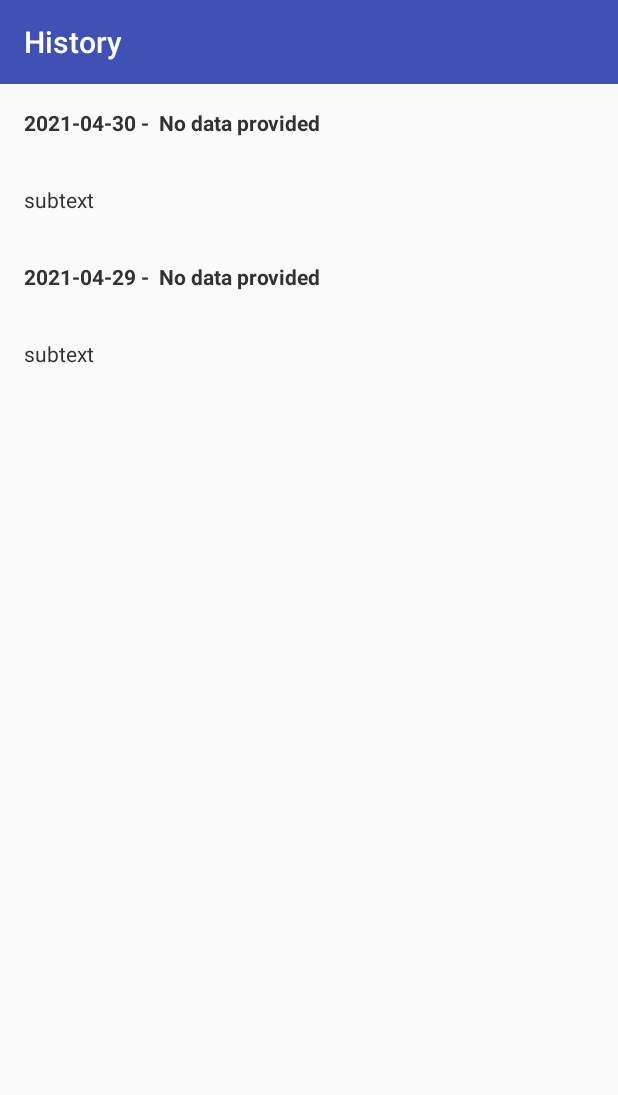
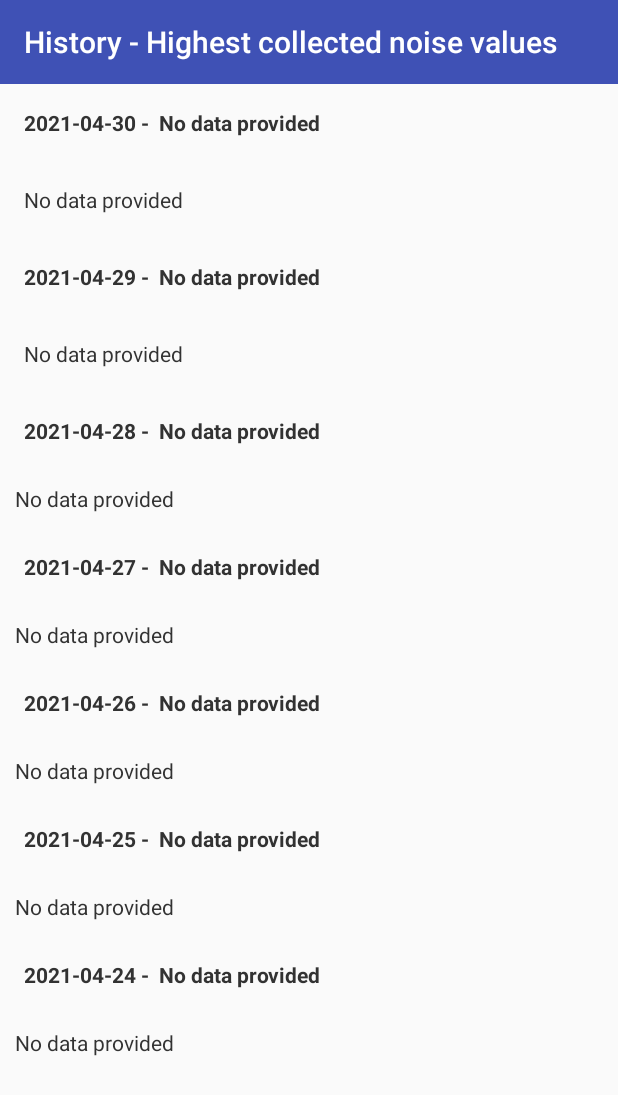
Before and after one commit to shahtaj-qasim/mobi-sound-meter, an Android app: the Results screen opened directly, with no data from a screen before it, on a phone screen of 412 x 824 dp. Shown: the top 1095 px of the screen. Run offline under Robolectric (Android 15) with nearby library versions, the phone set to English and light mode, and no system bars; our stand-ins replace Firebase (no records; nobody signed in at launch, a user with empty details on screens opened directly).

Commit message:
final commit

```diff
--- a/app/src/main/AndroidManifest.xml
+++ b/app/src/main/AndroidManifest.xml
@@ -14,9 +14,8 @@
         android:hardwareAccelerated="false"
         android:supportsRtl="true"
         android:theme="@style/AppTheme">
-        <activity android:name=".List_View"></activity>
         <activity android:name=".Results"
-                  android:label="History"/>
+                  android:label="History - Highest collected noise values"/>
         <activity android:name=".Dialog"></activity>
         <activity android:name=".Splash">
 
--- a/app/src/main/java/com/mobi/soundmeter/Results.java
+++ b/app/src/main/java/com/mobi/soundmeter/Results.java
@@ -15,6 +15,7 @@ import com.google.android.gms.tasks.Task;
 import com.google.firebase.firestore.*;
 import org.apache.commons.lang3.time.DateUtils;
 
+import java.text.DecimalFormat;
 import java.text.SimpleDateFormat;
 import java.util.Date;
 import java.util.Map;
@@ -24,14 +25,17 @@ import static android.content.ContentValues.TAG;
 public class Results extends AppCompatActivity {
     FirebaseFirestore fbStore;
     SimpleDateFormat formatter= new SimpleDateFormat("yyyy-MM-dd");
-    Date date;
-    String formatted;
-    String zipCode;
+    Date date, currentDate;
+    String formatted, currentFormatted;
+    String zipCode, dbDate;
     String city;
     Map<String, Object> msg;
     String heading;
+    double maximum, average, minimum, sum;
+    DecimalFormat df = new DecimalFormat("#.##");
 
-    TextView textHead1, textHead2, textSub1, textSub2;
+    TextView textHead1, textHead2, textSub1, textSub2, textHead3, textHead4, textHead5, textHead6,textHead7,
+    textSub3, textSub4, textSub5, textSub6, textSub7;
 
 
     @Override
@@ -43,63 +47,56 @@ public class Results extends AppCompatActivity {
         textHead2=(TextView)findViewById(R.id.textView2);
         textSub1=(TextView)findViewById(R.id.textViewSub1);
         textSub2=(TextView)findViewById(R.id.textViewSub2);
+        textHead3=(TextView)findViewById(R.id.textView3);
+        textSub3=(TextView)findViewById(R.id.textViewSub3);
+        textHead4=(TextView)findViewById(R.id.textView4);
+        textSub4=(TextView)findViewById(R.id.textViewSub4);
+        textHead5=(TextView)findViewById(R.id.textView5);
+        textSub5=(TextView)findViewById(R.id.textViewSub5);
+        textHead6=(TextView)findViewById(R.id.textView6);
+        textSub6=(TextView)findViewById(R.id.textViewSub6);
+        textHead7=(TextView)findViewById(R.id.textView7);
+        textSub7=(TextView)findViewById(R.id.textViewSub7);
 
-                date = new Date(System.currentTimeMillis());
+        TextView textHeads[] = {textHead1, textHead2, textHead3, textHead4, textHead5, textHead6, textHead7};
+        TextView textSubs[] = {textSub1, textSub2, textSub3, textSub4, textSub5, textSub6, textSub7};
+
+                currentDate = new Date(System.currentTimeMillis());
                 fbStore = FirebaseFirestore.getInstance();
                 CollectionReference collectionRef = fbStore.collection("noiseCollection");
+        for(int i=0; i<7; i++) {
+            date = DateUtils.addDays(new Date(), -i);
             formatted = formatter.format(date);
-                textHead1.setText(formatted+ " -  No data provided");
-                collectionRef.whereEqualTo("date",formatted).orderBy("average", Query.Direction.DESCENDING).limit(1)
+            textHeads[i].setText(formatted + " -  No data provided");
+            textSubs[i].setText("No data provided");
+
+
+            int finalI = i;
+            collectionRef.whereEqualTo("date", formatted).orderBy("average", Query.Direction.DESCENDING).limit(1)
                     .get()
                     .addOnCompleteListener(new OnCompleteListener<QuerySnapshot>() {
                         @Override
                         public void onComplete(@NonNull Task<QuerySnapshot> task) {
                             if (task.isSuccessful()) {
                                 for (QueryDocumentSnapshot document : task.getResult()) {
-                                        zipCode = document.getString("postalCode");
-                                        city = document.getString("city");
-                                        Log.d(TAG, "I am maximum average"+ document.getId() + " => " + document.getData()+ " "+zipCode);
-                                        //msg  = document.getData();
-                                         String heading1 =formatted+ " - " +zipCode+", "+city;
-                                        textHead1.setText(heading1);
+                                    sum = (double) document.get("sum");
+                                    average = (double) document.get("average");
+                                    maximum = (double) document.get("maximum");
+                                    minimum = (double) document.get("minimum");
+                                    Log.d(TAG, "I am maximum average" + document.getId() + " => " + document.getData());
+                                    String heading = document.get("date") + " - " + document.getString("postalCode") + ", " + document.getString("city");
+                                    textHeads[finalI].setText(heading);
+                                    textSubs[finalI].setText("Total: " + Double.valueOf(df.format(sum)) + " dB    "
+                                            + "Maximum: " + Double.valueOf(df.format(maximum)) + " dB    "
+                                            + "Average: " + Double.valueOf(df.format(average)) + " dB    "
+                                            + "Minimum: " + Double.valueOf(df.format(minimum)) + " dB");
                                 }
                             } else {
                                 Log.d(TAG, "Error getting documents: ", task.getException());
                             }
                         }
                     });
-                date = DateUtils.addDays(new Date(), -1);
-                formatted = formatter.format(date);
-                textHead2.setText(formatted+ " -  No data provided");
-                collectionRef.whereEqualTo("date",formatted).orderBy("average", Query.Direction.DESCENDING).limit(1)
-                        .get()
-                        .addOnCompleteListener(new OnCompleteListener<QuerySnapshot>() {
-                            @Override
-                            public void onComplete(@NonNull Task<QuerySnapshot> task) {
-                                if (task.isSuccessful()) {
-                                    for (QueryDocumentSnapshot document : task.getResult()) {
-                                            zipCode = document.getString("postalCode");
-                                            city = document.getString("city");
-                                            Log.d(TAG, "I am maximum average" + document.getId() + " => " + document.getData() + " " + zipCode);
-                                            msg = document.getData();
-                                            String heading2 = formatted + " - " + zipCode + ", " + city;
-                                            textHead2.setText(heading2);
         }
 
-                                } else {
-                                    Log.d(TAG, "Error getting documents: ", task.getException());
     }
 }
-                        });
-
-
-
-     //   ListView simpleList;
-//        String Results[] = {results[0], results[1], "Result 3", "Result 4", "Result 5", "Result 6"};
-//        simpleList = (ListView)findViewById(R.id.simpleListView);
-//        ArrayAdapter<String> arrayAdapter = new ArrayAdapter<String>(this, R.layout.activity_list_view, R.id.textView, Results);
-//        simpleList.setAdapter(arrayAdapter);
-    }
-
-
-}
--- a/app/src/main/res/layout/activity_results.xml
+++ b/app/src/main/res/layout/activity_results.xml
@@ -1,15 +1,9 @@
 <?xml version="1.0" encoding="utf-8"?>
-<LinearLayout xmlns:android="http://schemas.android.com/apk/res/android"
-              android:layout_width="match_parent"
+<ScrollView xmlns:android="http://schemas.android.com/apk/res/android"
+            android:layout_width="fill_parent" android:layout_height="fill_parent">
+<LinearLayout android:layout_width="match_parent"
               android:layout_height="match_parent"
               android:orientation="vertical">
-
-<!--    <ListView-->
-<!--            android:id="@+id/simpleListView"-->
-<!--            android:layout_width="fill_parent"-->
-<!--            android:layout_height="wrap_content"-->
-<!--            android:divider="@color/material_blue_grey_800"-->
-<!--            android:dividerHeight="1dp" />-->
 
     <TextView
             android:id="@+id/textView1"
@@ -25,8 +19,7 @@
             android:layout_height="wrap_content"
             android:layout_gravity="center"
             android:padding="@dimen/activity_horizontal_margin"
-            android:textColor="@color/black"
-            android:text="subtext"/>
+            android:textColor="@color/black"/>
 
 
     <TextView
@@ -43,7 +36,87 @@
             android:layout_height="wrap_content"
             android:layout_gravity="center"
             android:padding="@dimen/activity_horizontal_margin"
-            android:textColor="@color/black"
-            android:text="subtext"/>
+            android:textColor="@color/black"/>
+
+    <TextView
+            android:id="@+id/textView3"
+            android:layout_width="fill_parent"
+            android:layout_height="wrap_content"
+            android:layout_gravity="center"
+            android:textStyle="bold"
+            android:padding="@dimen/activity_horizontal_margin"
+            android:textColor="@color/black" />
+    <TextView
+            android:id="@+id/textViewSub3"
+            android:layout_width="fill_parent"
+            android:layout_height="wrap_content"
+            android:layout_gravity="center"
+            android:padding="10dp"
+            android:textColor="@color/black"/>
+
+    <TextView
+            android:id="@+id/textView4"
+            android:layout_width="fill_parent"
+            android:layout_height="wrap_content"
+            android:layout_gravity="center"
+            android:textStyle="bold"
+            android:padding="@dimen/activity_horizontal_margin"
+            android:textColor="@color/black" />
+    <TextView
+            android:id="@+id/textViewSub4"
+            android:layout_width="fill_parent"
+            android:layout_height="wrap_content"
+            android:layout_gravity="center"
+            android:padding="10dp"
+            android:textColor="@color/black"/>
+
+    <TextView
+            android:id="@+id/textView5"
+            android:layout_width="fill_parent"
+            android:layout_height="wrap_content"
+            android:layout_gravity="center"
+            android:textStyle="bold"
+            android:padding="@dimen/activity_horizontal_margin"
+            android:textColor="@color/black" />
+    <TextView
+            android:id="@+id/textViewSub5"
+            android:layout_width="fill_parent"
+            android:layout_height="wrap_content"
+            android:layout_gravity="center"
+            android:padding="10dp"
+            android:textColor="@color/black"/>
+
+    <TextView
+            android:id="@+id/textView6"
+            android:layout_width="fill_parent"
+            android:layout_height="wrap_content"
+            android:layout_gravity="center"
+            android:textStyle="bold"
+            android:padding="@dimen/activity_horizontal_margin"
+            android:textColor="@color/black" />
+    <TextView
+            android:id="@+id/textViewSub6"
+            android:layout_width="fill_parent"
+            android:layout_height="wrap_content"
+            android:layout_gravity="center"
+            android:padding="10dp"
+            android:textColor="@color/black"/>
+
+    <TextView
+            android:id="@+id/textView7"
+            android:layout_width="fill_parent"
+            android:layout_height="wrap_content"
+            android:layout_gravity="center"
+            android:textStyle="bold"
+            android:padding="@dimen/activity_horizontal_margin"
+            android:textColor="@color/black" />
+    <TextView
+            android:id="@+id/textViewSub7"
+            android:layout_width="fill_parent"
+            android:layout_height="wrap_content"
+            android:layout_gravity="center"
+            android:padding="10dp"
+            android:textColor="@color/black"/>
 
 </LinearLayout>
+</ScrollView>
```
Also changed, not shown: app/src/main/java/com/mobi/soundmeter/MainActivity.java (+0 -47 lines). Lines whose indentation alone changed are shown as unchanged.
